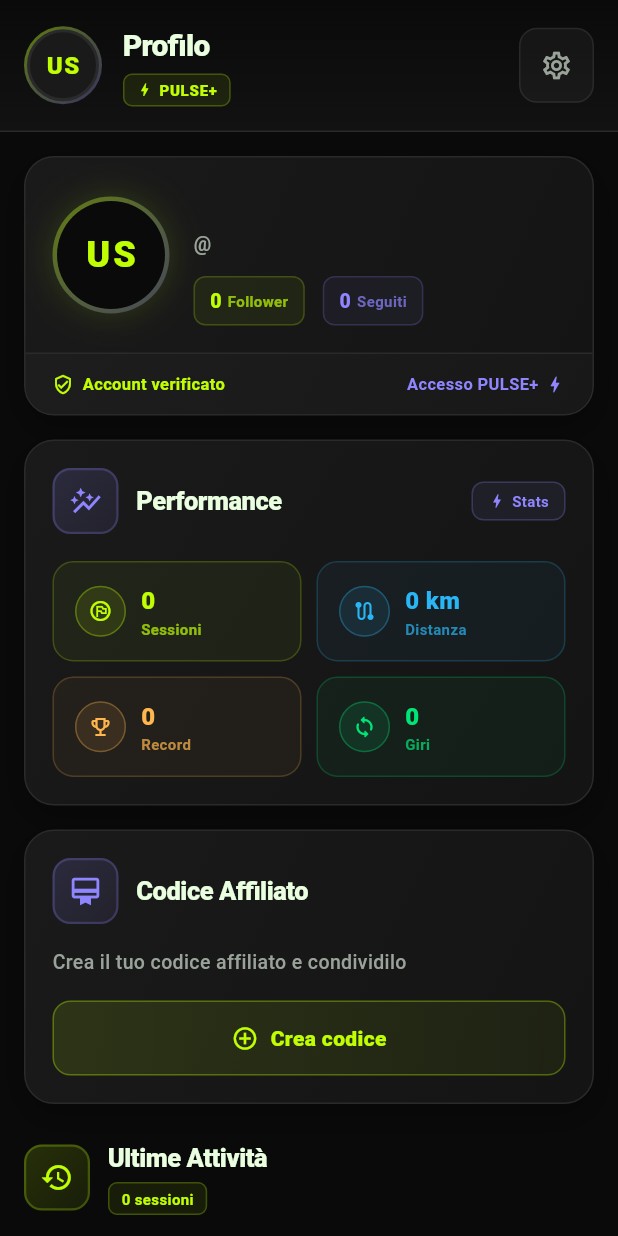
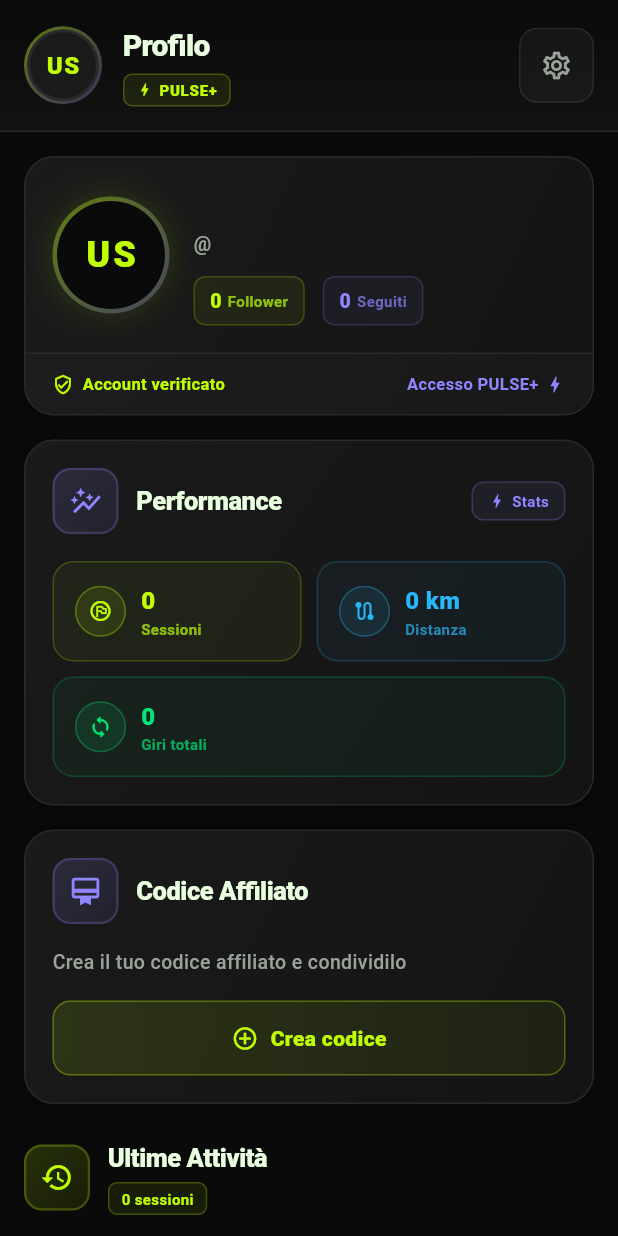
Before and after one commit to nexter-it/racesense-pulse, a Flutter app: the ProfilePage screen opened directly, on a phone screen of 412 x 824 dp. Run offline on Flutter 3.47's test engine with Material 3 defaults, Android fonts, the phone set to English and light mode, and no system bars; our stand-ins replace cloud_firestore, firebase_auth, firebase_core, firebase_database, fl_chart, flutter_blue_plus and 9 more; missing offline and left inert: qr_code_scanner; accounts and stored records are empty; Roboto replaces fonts that are missing (SF Pro Text); statements that could not run were skipped.

Commit message:
pagina profilo funzionante

```diff
--- a/lib/pages/profile_page.dart
+++ b/lib/pages/profile_page.dart
@@ -781,7 +781,6 @@ class _ProfilePageState extends State<ProfilePage> with WidgetsBindingObserver {
   Widget _buildHighlightsCard() {
     final distanceTotal = _userStats.totalDistanceKm.toStringAsFixed(0);
     final sessionsTotal = _userStats.totalSessions.toString();
-    final pbCount = _userStats.personalBests.toString();
     final totalLaps = _userStats.totalLaps.toString();
 
     return Container(
@@ -893,26 +892,11 @@ class _ProfilePageState extends State<ProfilePage> with WidgetsBindingObserver {
                   ],
                 ),
                 const SizedBox(height: 10),
-                Row(
-                  children: [
-                    Expanded(
-                      child: _buildStatChip(
-                        icon: Icons.emoji_events_outlined,
-                        value: pbCount,
-                        label: 'Record',
-                        color: const Color(0xFFFFB74D),
-                      ),
-                    ),
-                    const SizedBox(width: 10),
-                    Expanded(
-                      child: _buildStatChip(
-                        icon: Icons.loop_rounded,
-                        value: totalLaps,
-                        label: 'Giri',
-                        color: const Color(0xFF00E676),
-                      ),
-                    ),
-                  ],
+                _buildStatChip(
+                  icon: Icons.loop_rounded,
+                  value: totalLaps,
+                  label: 'Giri totali',
+                  color: const Color(0xFF00E676),
                 ),
               ],
             ),
```
Also changed, not shown: lib/pages/draw_finish_line_page.dart (+116 -6 lines), lib/pages/search_user_profile_page.dart (+5 -21 lines).
